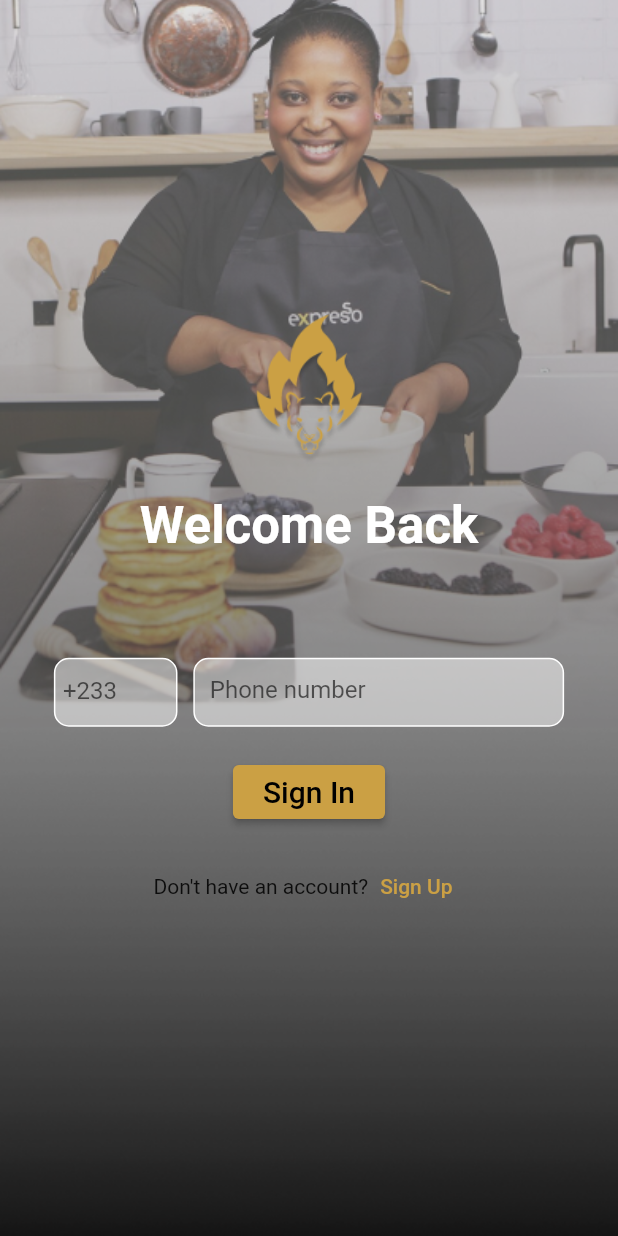
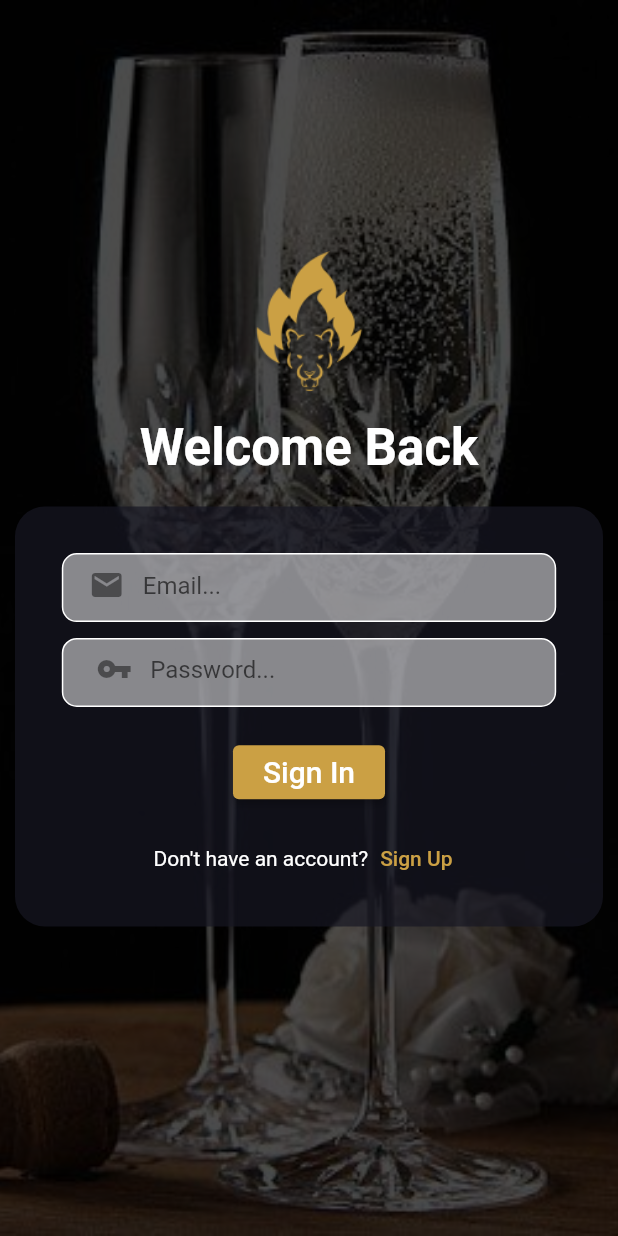
Before and after one commit to morganbr12/inferno-_app, a Flutter app: the LoginScreen screen opened by its route, on a phone screen of 412 x 824 dp. Run offline on Flutter 3.47's test engine with Material 2 defaults, Android fonts, the phone set to English and light mode, and no system bars; our stand-ins replace cloud_firestore, firebase_auth, firebase_core, flutter_screenutil, google_maps_flutter, otp_text_field; accounts and stored records are empty.

Commit message:
new update

```diff
--- a/lib/auth/auth_login_screen.dart
+++ b/lib/auth/auth_login_screen.dart
@@ -3,96 +3,77 @@ import 'package:flutter_screenutil/flutter_screenutil.dart';
 
 import 'signup_screen.dart';
 
-class LoginScreen extends StatelessWidget {
+class LoginScreen extends StatefulWidget {
   const LoginScreen({Key? key}) : super(key: key);
+
+  @override
+  State<LoginScreen> createState() => _LoginScreenState();
+}
+
+class _LoginScreenState extends State<LoginScreen> {
+  final _formKey = GlobalKey<FormState>();
 
   void toVerifyPage(BuildContext ctx) {
     Navigator.of(ctx).pushNamed('/verifylogin');
   }
 
+  TextEditingController emailController = TextEditingController();
+
+  TextEditingController passwordController = TextEditingController();
+
   @override
   Widget build(BuildContext context) {
-    return Scaffold(
-      body: Stack(
-        children: [
-          Image.asset(
-            'assets/images/background/Component.png',
-            fit: BoxFit.cover,
-            width: MediaQuery.of(context).size.width,
-          ),
-          Center(
-            child: Column(
-              mainAxisAlignment: MainAxisAlignment.center,
-              crossAxisAlignment: CrossAxisAlignment.center,
-              children: [
-                Image.asset(
-                  'assets/images/logoInferno.png',
-                  scale: 1.2,
-                ),
-                const SizedBox(
-                  height: 20,
-                ),
-                const Text(
-                  'Welcome Back',
-                  style: TextStyle(
-                    fontWeight: FontWeight.bold,
-                    fontSize: 34,
-                    color: Colors.white,
-                  ),
-                ),
-                SizedBox(
-                  height: 70.h,
-                ),
-                Row(
-                  mainAxisAlignment: MainAxisAlignment.center,
-                  children: [
-                    Container(
-                      padding:
-                          const EdgeInsets.only(left: 5, right: 0, bottom: 4),
+    final emailLogin = Container(
+      padding: const EdgeInsets.only(left: 5, right: 0, bottom: 4),
       height: 46,
-                      width: MediaQuery.of(context).size.width * 0.2,
+      width: MediaQuery.of(context).size.width * 0.8,
       decoration: BoxDecoration(
         borderRadius: BorderRadius.circular(10),
         color: Theme.of(context).accentColor.withOpacity(0.5),
         border: Border.all(color: Colors.white),
       ),
-                      child: const TextField(
+      child: TextFormField(
         cursorColor: Colors.white,
-                        decoration: InputDecoration(
+        controller: emailController,
+        onSaved: (value) {
+          emailController.text = value!;
+        },
+        decoration: const InputDecoration(
             enabledBorder: InputBorder.none,
             border: InputBorder.none,
-                          hintText: '+233',
+            hintText: 'Email...',
+            prefixIcon: Icon(Icons.email)
             // suffixIcon: Icon(Icons.keyboard_arrow_down_outlined),
             ),
       ),
-                    ),
-                    SizedBox(
-                      width: 10.w,
-                    ),
-                    Container(
-                      padding:
-                          const EdgeInsets.only(left: 10, right: 10, bottom: 5),
+    );
+
+    final passwordFill = Container(
+      padding: const EdgeInsets.only(left: 10, right: 10, bottom: 5),
       height: 46,
-                      width: MediaQuery.of(context).size.width * 0.6,
+      width: MediaQuery.of(context).size.width * 0.8,
       decoration: BoxDecoration(
           border: Border.all(color: Colors.white),
           borderRadius: BorderRadius.circular(10),
           color: Colors.white.withOpacity(0.5)),
-                      child: const TextField(
+      child: TextFormField(
+        obscureText: true,
         cursorColor: Colors.white,
-                        keyboardType: TextInputType.number,
-                        decoration: InputDecoration(
+        controller: passwordController,
+        onSaved: (value) {
+          passwordController.text = value!;
+        },
+        keyboardType: TextInputType.visiblePassword,
+        decoration: const InputDecoration(
           enabledBorder: InputBorder.none,
           border: InputBorder.none,
-                            hintText: 'Phone number'),
+          hintText: 'Password...',
+          prefixIcon: Icon(Icons.vpn_key),
         ),
       ),
-                  ],
-                ),
-                SizedBox(
-                  height: 20.h,
-                ),
-                ElevatedButton(
+    );
+
+    final button = ElevatedButton(
       onPressed: () => toVerifyPage(context),
       style: ButtonStyle(
           backgroundColor: MaterialStateProperty.all(
@@ -105,17 +86,95 @@ class LoginScreen extends StatelessWidget {
         'Sign In',
         style: TextStyle(
           fontSize: 20,
-                      color: Colors.black,
+          color: Colors.white,
         ),
+      ),
+    );
+
+    return Scaffold(
+      body: Stack(
+        children: [
+          Image.asset(
+            'assets/images/background/Component.jpg',
+            fit: BoxFit.cover,
+            height: double.maxFinite,
+            width: MediaQuery.of(context).size.width,
+          ),
+          Container(
+            height: double.maxFinite,
+            width: double.maxFinite,
+            decoration: BoxDecoration(color: Colors.black.withOpacity(0.7)),
+          ),
+          Center(
+            child: Column(
+              mainAxisAlignment: MainAxisAlignment.center,
+              crossAxisAlignment: CrossAxisAlignment.center,
+              children: [
+                Image.asset(
+                  'assets/images/logoInferno.png',
+                  scale: 1.2,
+                ),
+                const SizedBox(
+                  height: 10,
+                ),
+                const Text(
+                  'Welcome Back',
+                  style: TextStyle(
+                    fontWeight: FontWeight.bold,
+                    fontSize: 34,
+                    color: Colors.white,
                   ),
                 ),
                 SizedBox(
-                  height: 15.h,
+                  height: 20.h,
+                ),
+                Container(
+                  width: MediaQuery.of(context).size.width,
+                  height: 280,
+                  margin: const EdgeInsets.symmetric(horizontal: 10),
+                  padding: const EdgeInsets.only(top: 10),
+                  decoration: BoxDecoration(
+                    color: Theme.of(context).backgroundColor.withOpacity(0.7),
+                    borderRadius: BorderRadius.circular(20),
+                  ),
+                  child: Center(
+                    child: Column(
+                      crossAxisAlignment: CrossAxisAlignment.center,
+                      mainAxisAlignment: MainAxisAlignment.center,
+                      children: [
+                        Column(
+                          mainAxisAlignment: MainAxisAlignment.center,
+                          children: [
+                            Form(
+                              key: _formKey,
+                              child: Column(
+                                children: [
+                                  emailLogin,
+                                  SizedBox(
+                                    height: 10.w,
+                                  ),
+                                  passwordFill,
+                                ],
+                              ),
+                            ),
+                          ],
+                        ),
+                        SizedBox(
+                          height: 20.h,
+                        ),
+                        button,
+                        SizedBox(
+                          height: 10.h,
                         ),
                         Row(
                           mainAxisAlignment: MainAxisAlignment.center,
                           children: [
-                    const Text("Don't have an account?"),
+                            Text(
+                              "Don't have an account?",
+                              style: TextStyle(
+                                color: Theme.of(context).accentColor,
+                              ),
+                            ),
                             TextButton(
                               onPressed: () {
                                 Navigator.of(context).push(
@@ -126,12 +185,19 @@ class LoginScreen extends StatelessWidget {
                               },
                               child: const Text(
                                 'Sign Up',
-                        style:
-                            TextStyle(color: Color.fromRGBO(203, 160, 68, 1)),
+                                style: TextStyle(
+                                    color: Color.fromRGBO(203, 160, 68, 1)),
                               ),
                             )
                           ],
                         ),
+                      ],
+                    ),
+                  ),
+                ),
+                SizedBox(
+                  height: 40.h,
+                )
               ],
             ),
           )
--- a/lib/auth/otp_code_verify.dart
+++ b/lib/auth/otp_code_verify.dart
@@ -14,7 +14,7 @@ class _CodeVerificationState extends State<CodeVerification> {
   @override
   Widget build(BuildContext context) {
     return Scaffold(
-      backgroundColor: Color.fromRGBO(22, 22, 34, 1),
+      backgroundColor: const Color.fromRGBO(22, 22, 34, 1),
       appBar: AppBar(),
       body: Center(
         child: Column(
```
Also changed, not shown: lib/auth/auth_widget.dart/sign_up.dart (+34 -31 lines). Lines whose indentation alone changed are shown as unchanged.
